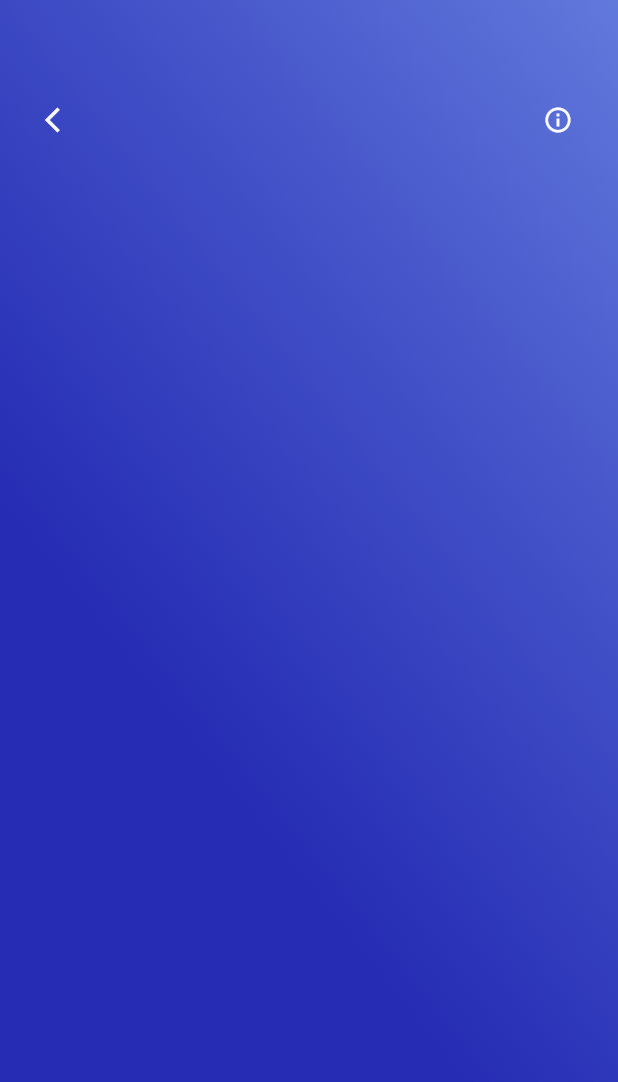
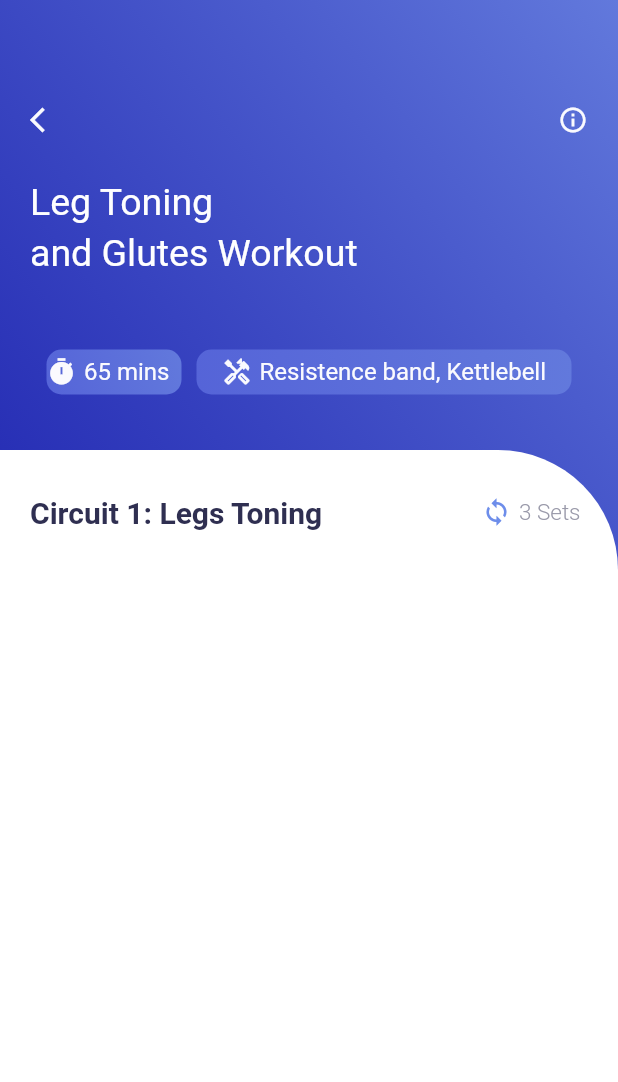
Before and after one commit to Nayan-Awati/Workout-App, a Flutter app: the VideoInfo screen opened directly, on a phone screen of 412 x 824 dp. Shown: the top 1082 px of the screen. Run offline on Flutter 3.47's test engine with Material 2 defaults, Android fonts, the phone set to English and light mode, and no system bars; our stand-ins replace get.

Commit message:
second page layout

```diff
--- a/lib/home_page.dart
+++ b/lib/home_page.dart
@@ -2,7 +2,10 @@ import 'dart:convert';
 
 import 'package:flutter/cupertino.dart';
 import 'package:flutter/material.dart';
+import 'package:get/get.dart';
+// import 'package:video_player_app/video_info.dart';
 import 'colors.dart' as color;
+import 'video_info.dart';
 
 class HomePage extends StatefulWidget {
   const HomePage({ Key? key }) : super(key: key);
@@ -82,9 +85,14 @@ class _HomePageState extends State<HomePage> {
                 ),)
                 ,
                 SizedBox(width: 5,),
-                Icon(Icons.arrow_forward_sharp,
-                size: 20,
-                color: color.AppColor.homePageIcons)
+                InkWell(
+                  onTap: () {
+                    Get.to(()=>VideoInfo());
+                  },
+                  child: Icon(Icons.arrow_forward_sharp,
+                  size: 20,
+                  color: color.AppColor.homePageIcons),
+                )
               ],
               )
             ,
--- a/lib/main.dart
+++ b/lib/main.dart
@@ -1,4 +1,5 @@
 import 'package:flutter/material.dart';
+import 'package:get/get_navigation/src/root/get_material_app.dart';
 import 'package:video_player_app/video_info.dart';
 
 import 'home_page.dart';
@@ -11,12 +12,12 @@ class MyApp extends StatelessWidget {
   // This widget is the root of your application.
   @override
   Widget build(BuildContext context) {
-    return MaterialApp(
+    return GetMaterialApp(
       title: 'Flutter Demo',
       theme: ThemeData(
         primarySwatch: Colors.blue,
       ),
-      home: VideoInfo(),
+      home: HomePage(),
     );
   }
 }
--- a/lib/video_info.dart
+++ b/lib/video_info.dart
@@ -1,5 +1,8 @@
+import 'dart:convert';
+
 import 'package:flutter/cupertino.dart';
 import 'package:flutter/material.dart';
+import 'package:get/get.dart';
 import 'colors.dart' as color;
 
 class VideoInfo extends StatefulWidget {
@@ -10,6 +13,27 @@ class VideoInfo extends StatefulWidget {
 }
 
 class _VideoInfoState extends State<VideoInfo> {
+
+
+  List info = [];
+
+  _initData(){
+    DefaultAssetBundle.of(context).loadString("json/videoinfo.json").then((value){
+      info = json.decode(value);
+
+    });
+
+  }
+
+  @override
+  void initState() {
+    // TODO: implement initState
+    super.initState();
+    _initData();
+  }
+
+
+
   @override
   Widget build(BuildContext context) {
     return Scaffold(
@@ -28,24 +52,143 @@ class _VideoInfoState extends State<VideoInfo> {
             Container(
               height: 300,
               width: MediaQuery.of(context).size.width,
-              padding: const EdgeInsets.only(top: 70, left: 30, right: 30),
+              padding: const EdgeInsets.only(top: 70, left: 20, right: 20),
 
               child: Column(
+                crossAxisAlignment: CrossAxisAlignment.start,
                 children: [
                   Row(
                     children: [
-                      Icon(Icons.arrow_back_ios, size: 20, color: color.AppColor.secondPageIconColor,),
+                      InkWell(
+                        onTap: () {
+                          Get.back();
+                        },
+                        child: Icon(Icons.arrow_back_ios, size: 20, color: color.AppColor.secondPageIconColor,)),
                       Expanded(child: Container()),
                       Icon(Icons.info_outline, size: 20, color: color.AppColor.secondPageIconColor,),
+                    ],
+                  ),
+                  SizedBox(height: 30,),
+                  Text("Leg Toning",
+                    style: TextStyle(
+                      color: color.AppColor.secondPageTitleColor,
+                      fontSize: 25,
+                    ),),
+                  SizedBox(height: 5,),
+                  Text("and Glutes Workout",
+                  style: TextStyle(
+                    color: color.AppColor.secondPageTitleColor,
+                    fontSize: 25,
+                  ),),
+                  SizedBox(height: 50,),
 
+                  Row(
+                      mainAxisAlignment: MainAxisAlignment.center,
+                      children: [
+                        Container(
+                          height: 30,
+                          width: 90,
 
-                    ],
-                  )
+                          decoration: BoxDecoration(
+                            gradient: LinearGradient(
+                              colors: [
+                                color.AppColor.secondPageContainerGradient1stColor,
+                                color.AppColor.secondPageContainerGradient2ndColor
+                              ],
+                              begin: Alignment.bottomLeft,
+                              end: Alignment.topRight
+                            ),
+                            borderRadius: BorderRadius.circular(10),
+
+                          ),
+                          child: Row(
+                            children: [
+                              Icon(Icons.timer, color: color.AppColor.secondPageIconColor,size: 20,),
+                              SizedBox(width: 5,),
+                              Text("65 mins",
+                              style: TextStyle(
+                                fontSize: 16,
+                                color: color.AppColor.secondPageIconColor
+                              ),),
+                            ],
+                          ),
+                        ),
+                        // Expanded(child: Container()),
+                        SizedBox(width: 10,),
+                        Container(
+                          height: 30,
+                          width: 250,
+
+                          decoration: BoxDecoration(
+                            gradient: LinearGradient(
+                              colors: [
+                                color.AppColor.secondPageContainerGradient1stColor,
+                                color.AppColor.secondPageContainerGradient2ndColor
+                              ],
+                              begin: Alignment.bottomLeft,
+                              end: Alignment.topRight
+
+                            ),
+                            borderRadius: BorderRadius.circular(10),
+
+                          ),
+                          child: Row(
+                            mainAxisAlignment: MainAxisAlignment.center,
+                            children: [
+                              Icon(Icons.handyman_outlined, size: 20,color: color.AppColor.secondPageIconColor,),
+                              SizedBox(width: 5,),
+                              Text("Resistence band, Kettlebell",
+                                style: TextStyle(
+                                fontSize: 16,
+                                color: color.AppColor.secondPageIconColor
+                              ),),
+                            ],
+                          )
+                        )
+                      ],
+                    )
+
                 ],
 
               ),
             )
             // RichText(text: TextSpan())
+            ,
+            Expanded(child: Container(
+              decoration: BoxDecoration(
+                color: Colors.white,
+                borderRadius: BorderRadius.only(topRight: Radius.circular(80))
+              ),
+              child: Column(
+                children: [
+                  SizedBox(height: 30,),
+                  Row(
+                    children: [
+                      SizedBox(width: 20,),
+                      Text("Circuit 1: Legs Toning",
+                      style: TextStyle(
+                        color: color.AppColor.circuitsColor,
+                        fontSize: 20,
+                        fontWeight: FontWeight.bold
+                      ),),
+                      Expanded(child: Container()),
+
+                      Icon(Icons.loop, size: 20, color: color.AppColor.loopColor,),
+                      SizedBox(width: 5,),
+
+                      Text("3 Sets",
+                      style: TextStyle(
+                        color: color.AppColor.setsColor,
+                        fontSize: 15,
+                        fontWeight: FontWeight.w300
+                      ),),
+                      SizedBox(width: 25,)
+                    ],
+                  )
+                ],
+              ),
+            )
+            )
           ],
         ),
       ),
--- a/pubspec.yaml
+++ b/pubspec.yaml
@@ -28,6 +28,7 @@ dependencies:
   # The following adds the   Icons font to your application.
   # Use with the CupertinoIcons class for iOS style icons.
   cupertino_icons: ^1.0.2
+  get:
 
 dev_dependencies:
   flutter_test:
```
Also changed, not shown: pubspec.lock.
